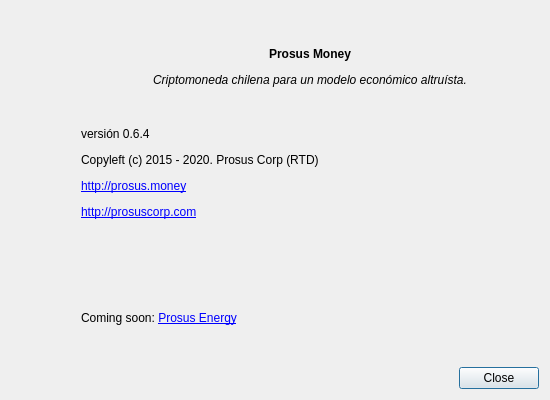
First picture: the form in src/gui/ui/aboutdialog.ui, repository ProsusCorp/ProsusMoney, before the edit.
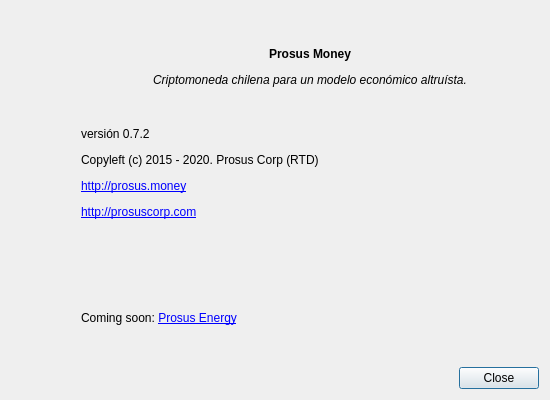
Second picture: the form after the edit. Icons and pictures are not drawn.

```diff
--- a/src/gui/ui/aboutdialog.ui
+++ b/src/gui/ui/aboutdialog.ui
@@ -98,7 +98,7 @@
         </size>
        </property>
        <property name="text">
-        <string>&lt;html&gt;&lt;head/&gt;&lt;body&gt;&lt;p align=&quot;center&quot;&gt;&lt;span style=&quot; font-weight:600;&quot;&gt;Prosus Money&lt;/span&gt;&lt;/p&gt;&lt;p align=&quot;center&quot;&gt;&lt;span style=&quot; font-style:italic;&quot;&gt;Criptomoneda chilena para un modelo económico altruísta.&lt;/span&gt;&lt;/p&gt;&lt;p&gt;&lt;br/&gt;&lt;br/&gt;versión 0.6.4&lt;/p&gt;&lt;p&gt;Copyleft (c) 2015 - 2020. Prosus Corp (RTD)&lt;/p&gt;&lt;p&gt;&lt;a href=&quot;http://prosus.money&quot;&gt;&lt;span style=&quot; text-decoration: underline; color:#0000ff;&quot;&gt;http://prosus.money&lt;/span&gt;&lt;/a&gt;&lt;/p&gt;&lt;p&gt;&lt;a href=&quot;http://prosuscorp.com&quot;&gt;&lt;span style=&quot; text-decoration: underline; color:#0000ff;&quot;&gt;http://prosuscorp.com&lt;/span&gt;&lt;/a&gt;&lt;/p&gt;&lt;p&gt;&lt;br/&gt;&lt;/p&gt;&lt;p&gt;&lt;br/&gt;&lt;/p&gt;&lt;p&gt;Coming soon: &lt;a href=&quot;http://prosus.energy&quot;&gt;&lt;span style=&quot; text-decoration: underline; color:#0000ff;&quot;&gt;Prosus Energy&lt;/span&gt;&lt;/a&gt;&lt;/p&gt;&lt;/body&gt;&lt;/html&gt;</string>
+        <string>&lt;html&gt;&lt;head/&gt;&lt;body&gt;&lt;p align=&quot;center&quot;&gt;&lt;span style=&quot; font-weight:600;&quot;&gt;Prosus Money&lt;/span&gt;&lt;/p&gt;&lt;p align=&quot;center&quot;&gt;&lt;span style=&quot; font-style:italic;&quot;&gt;Criptomoneda chilena para un modelo económico altruísta.&lt;/span&gt;&lt;/p&gt;&lt;p&gt;&lt;br/&gt;&lt;br/&gt;versión 0.7.2&lt;/p&gt;&lt;p&gt;Copyleft (c) 2015 - 2020. Prosus Corp (RTD)&lt;/p&gt;&lt;p&gt;&lt;a href=&quot;http://prosus.money&quot;&gt;&lt;span style=&quot; text-decoration: underline; color:#0000ff;&quot;&gt;http://prosus.money&lt;/span&gt;&lt;/a&gt;&lt;/p&gt;&lt;p&gt;&lt;a href=&quot;http://prosuscorp.com&quot;&gt;&lt;span style=&quot; text-decoration: underline; color:#0000ff;&quot;&gt;http://prosuscorp.com&lt;/span&gt;&lt;/a&gt;&lt;/p&gt;&lt;p&gt;&lt;br/&gt;&lt;/p&gt;&lt;p&gt;&lt;br/&gt;&lt;/p&gt;&lt;p&gt;Coming soon: &lt;a href=&quot;http://prosus.energy&quot;&gt;&lt;span style=&quot; text-decoration: underline; color:#0000ff;&quot;&gt;Prosus Energy&lt;/span&gt;&lt;/a&gt;&lt;/p&gt;&lt;/body&gt;&lt;/html&gt;</string>
        </property>
        <property name="textFormat">
         <enum>Qt::RichText</enum>
```
